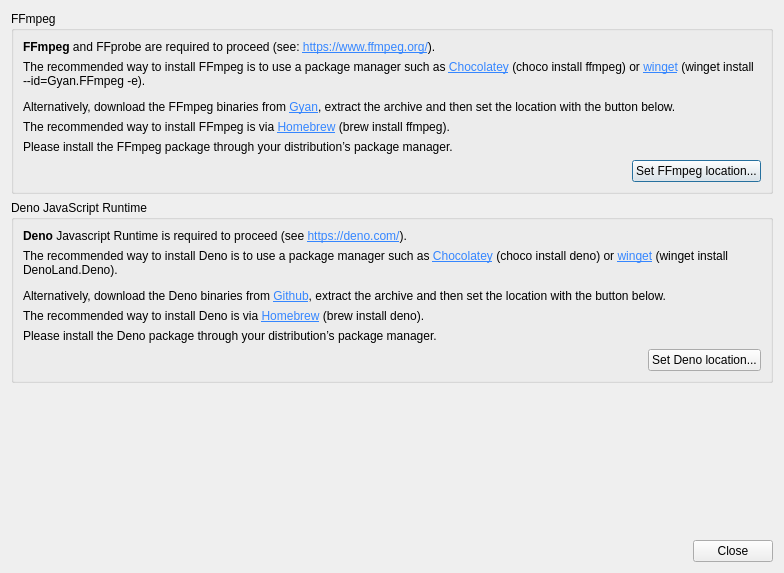
bohning/usdb_syncer, file src/usdb_syncer/gui/forms/ExternalDepsDialog.ui: the form before one commit.
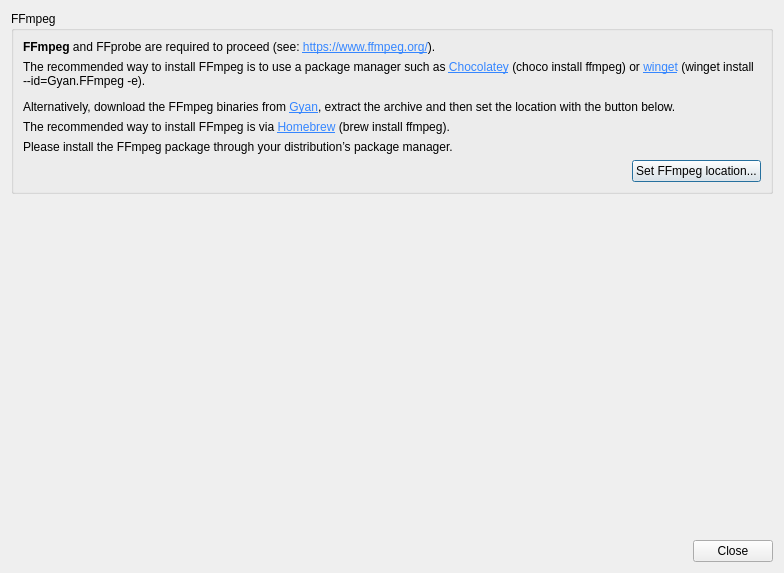
The form after the commit. Icons and pictures are not drawn.

Commit message:
Add deno as regular dependency.
Fixes #564.

Diff of the .ui file:
```diff
--- a/src/usdb_syncer/gui/forms/ExternalDepsDialog.ui
+++ b/src/usdb_syncer/gui/forms/ExternalDepsDialog.ui
@@ -133,122 +133,6 @@
      </layout>
     </widget>
    </item>
-   <item>
-    <widget class="QGroupBox" name="groupBox_deno">
-     <property name="title">
-      <string>Deno JavaScript Runtime</string>
-     </property>
-     <layout class="QVBoxLayout" name="verticalLayout_2">
-      <item>
-       <widget class="QLabel" name="label_deno">
-        <property name="text">
-         <string>&lt;html&gt;&lt;head/&gt;&lt;body&gt;&lt;p&gt;&lt;span style=&quot; font-weight:700;&quot;&gt;Deno&lt;/span&gt; Javascript Runtime is required to proceed (see &lt;a href=&quot;https://deno.com/&quot;&gt;&lt;span style=&quot; text-decoration: underline; color:#3586ff;&quot;&gt;https://deno.com/&lt;/span&gt;&lt;/a&gt;).&lt;/p&gt;&lt;/body&gt;&lt;/html&gt;</string>
-        </property>
-        <property name="textFormat">
-         <enum>Qt::TextFormat::RichText</enum>
-        </property>
-        <property name="wordWrap">
-         <bool>true</bool>
-        </property>
-        <property name="openExternalLinks">
-         <bool>true</bool>
-        </property>
-        <property name="textInteractionFlags">
-         <set>Qt::TextInteractionFlag::TextBrowserInteraction</set>
-        </property>
-       </widget>
-      </item>
-      <item>
-       <widget class="QLabel" name="label_deno_windows">
-        <property name="enabled">
-         <bool>true</bool>
-        </property>
-        <property name="text">
-         <string>&lt;html&gt;&lt;head/&gt;&lt;body&gt;&lt;p&gt;The recommended way to install Deno is to use a package manager such as &lt;a href=&quot;https://chocolatey.org/&quot;&gt;&lt;span style=&quot; text-decoration: underline; color:#3586ff;&quot;&gt;Chocolatey&lt;/span&gt;&lt;/a&gt; (&lt;span style=&quot; font-family:'Courier New';&quot;&gt;choco install deno&lt;/span&gt;) or &lt;a href=&quot;https://learn.microsoft.com/en-us/windows/package-manager/winget/&quot;&gt;&lt;span style=&quot; text-decoration: underline; color:#3586ff;&quot;&gt;winget&lt;/span&gt;&lt;/a&gt; (&lt;span style=&quot; font-family:'Courier New';&quot;&gt;winget install DenoLand.Deno&lt;/span&gt;).&lt;/p&gt;&lt;p&gt;Alternatively, download the Deno binaries from &lt;a href=&quot;https://github.com/denoland/deno/releases&quot;&gt;&lt;span style=&quot; text-decoration: underline; color:#3586ff;&quot;&gt;Github&lt;/span&gt;&lt;/a&gt;, extract the archive and then set the location with the button below. &lt;/p&gt;&lt;/body&gt;&lt;/html&gt;</string>
-        </property>
-        <property name="textFormat">
-         <enum>Qt::TextFormat::RichText</enum>
-        </property>
-        <property name="wordWrap">
-         <bool>true</bool>
-        </property>
-        <property name="openExternalLinks">
-         <bool>true</bool>
-        </property>
-        <property name="textInteractionFlags">
-         <set>Qt::TextInteractionFlag::TextBrowserInteraction</set>
-        </property>
-       </widget>
-      </item>
-      <item>
-       <widget class="QLabel" name="label_deno_macos">
-        <property name="enabled">
-         <bool>true</bool>
-        </property>
-        <property name="text">
-         <string>&lt;html&gt;&lt;head/&gt;&lt;body&gt;&lt;p&gt;The recommended way to install Deno is via &lt;a href=&quot;https://brew.sh/&quot;&gt;&lt;span style=&quot; text-decoration: underline; color:#3586ff;&quot;&gt;Homebrew&lt;/span&gt;&lt;/a&gt; (&lt;span style=&quot; font-family:'Courier New';&quot;&gt;brew install deno&lt;/span&gt;).&lt;/p&gt;&lt;/body&gt;&lt;/html&gt;</string>
-        </property>
-        <property name="textFormat">
-         <enum>Qt::TextFormat::RichText</enum>
-        </property>
-        <property name="wordWrap">
-         <bool>true</bool>
-        </property>
-        <property name="openExternalLinks">
-         <bool>true</bool>
-        </property>
-        <property name="textInteractionFlags">
-         <set>Qt::TextInteractionFlag::TextBrowserInteraction</set>
-        </property>
-       </widget>
-      </item>
-      <item>
-       <widget class="QLabel" name="label_deno_linux">
-        <property name="enabled">
-         <bool>true</bool>
-        </property>
-        <property name="text">
-         <string>&lt;html&gt;&lt;head/&gt;&lt;body&gt;&lt;p&gt;Please install the Deno package through your distribution’s package manager.&lt;/p&gt;&lt;/body&gt;&lt;/html&gt;</string>
-        </property>
-        <property name="textFormat">
-         <enum>Qt::TextFormat::RichText</enum>
-        </property>
-        <property name="wordWrap">
-         <bool>true</bool>
-        </property>
-       </widget>
-      </item>
-      <item>
-       <layout class="QHBoxLayout" name="horizontalLayout_3">
-        <item>
-         <spacer name="horizontalSpacer_2">
-          <property name="orientation">
-           <enum>Qt::Orientation::Horizontal</enum>
-          </property>
-          <property name="sizeHint" stdset="0">
-           <size>
-            <width>40</width>
-            <height>20</height>
-           </size>
-          </property>
-         </spacer>
-        </item>
-        <item>
-         <widget class="QPushButton" name="set_deno_location">
-          <property name="text">
-           <string>Set Deno location...</string>
-          </property>
-          <property name="icon">
-           <iconset resource="../resources/qt/resources.qrc">
-            <normaloff>:/icons/deno.svg</normaloff>:/icons/deno.svg</iconset>
-          </property>
-         </widget>
-        </item>
-       </layout>
-      </item>
-     </layout>
-    </widget>
-   </item>
    <item>
     <spacer name="verticalSpacer">
      <property name="orientation">
```
The commit also changes 14 other files.
